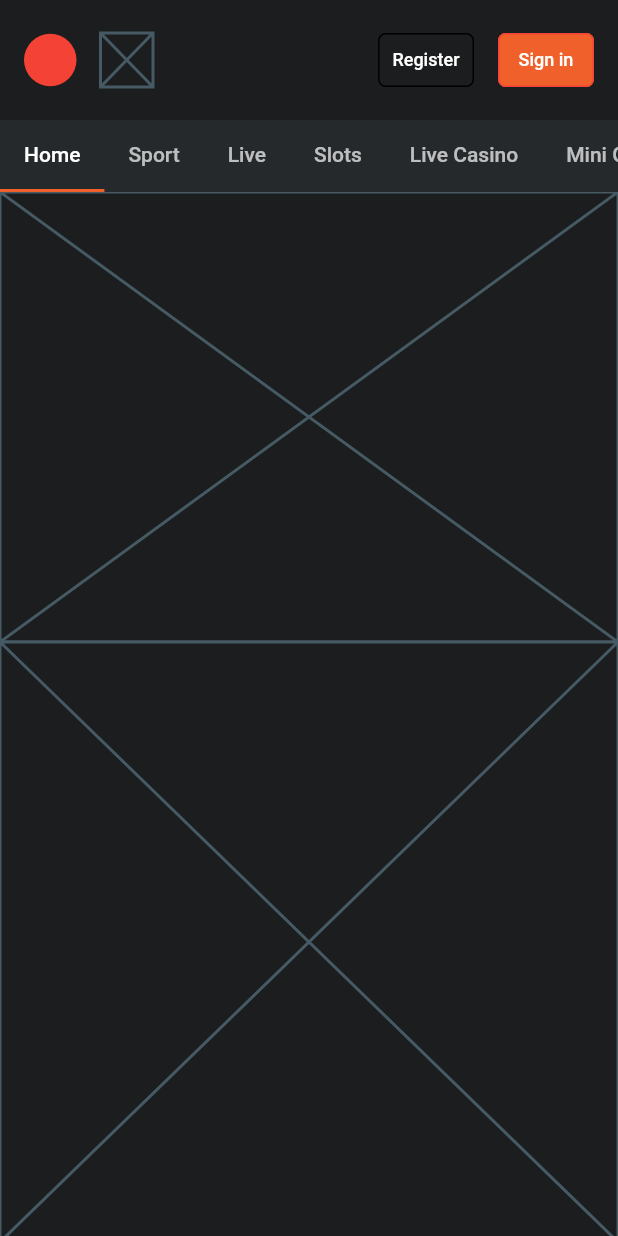
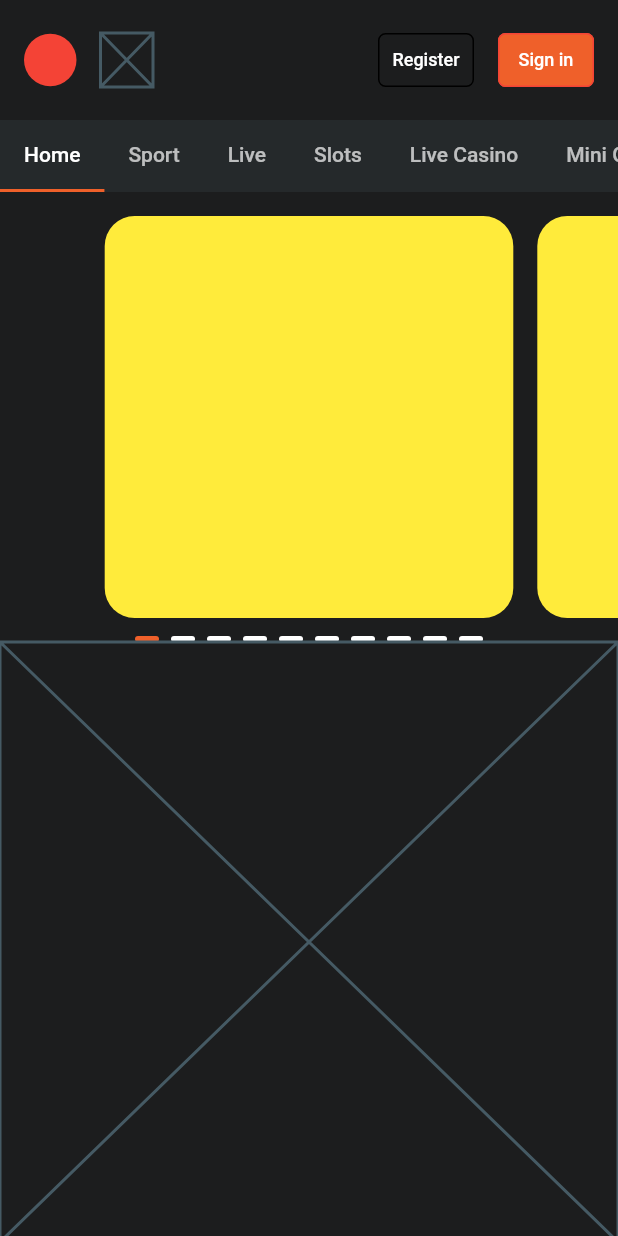
Before and after one commit to MT13/europebet-main, a Flutter app: the screen it shows after launch, on a phone screen of 412 x 824 dp. Run offline on Flutter 3.47's test engine with Material 2 defaults, Android fonts, the phone set to English and light mode, and no system bars; drawn by our look-alikes of page_indicator; generated files the repository leaves out were written again; Roboto replaces fonts that are missing (Helvetica).

Commit message:
Added page view and indicators

```diff
--- a/lib/home_page.dart
+++ b/lib/home_page.dart
@@ -1,5 +1,7 @@
 import 'package:flutter/material.dart';
+import 'package:flutter/painting.dart';
 import 'package:flutter_gen/gen_l10n/app_localizations.dart';
+import 'package:page_indicator/page_indicator.dart';
 
 class HomePage extends StatefulWidget {
   HomePage({Key key, this.title}) : super(key: key);
@@ -83,18 +85,106 @@ class _HomePageState extends State<HomePage> {
       ),
     );
   }
+//TODO: alignment problem - write custom pageView?
+  Widget _buildTopSlider(){
+    List pageList = new List();
+    for (var i = 0; i < 10; i++) {
+      pageList.add(
+        Padding(
+          padding: EdgeInsets.symmetric(horizontal: 8, vertical: 16),
+          child: Container(
+            decoration: BoxDecoration(
+                color: Colors.yellow,
+                borderRadius: BorderRadius.all(Radius.circular(20))),
+          ),
+        ),
+      );
+    }
 
-  Widget _homePageView() {
-    return Container(child: Placeholder());
+    PageController pageController = PageController(
+      viewportFraction: 0.7,
+    );
+
+    final pageView = PageView.builder(
+        controller: pageController,
+        itemCount: 10,
+        itemBuilder: (BuildContext context, int index) {
+          return pageList[index];
+        });
+
+    var indicator = PageIndicatorContainer(
+      child: pageView,
+      padding: EdgeInsets.only(top: 16),
+      align: IndicatorAlign.bottom,
+      indicatorColor: Theme.of(context).colorScheme.onPrimary,
+      indicatorSelectorColor: Theme.of(context).colorScheme.secondary,
+      length: 10,
+      indicatorSpace: 8,
+      shape: IndicatorShape.roundRectangleShape(
+        size: Size(16, 4),
+        cornerSize: Size.fromRadius(20),
+      ),
+    );
+
+    return indicator;
   }
 
-  Widget _dummyTabView(){
+  Widget _buildSlider(Color color){
+    List pageList = new List();
+    for (var i = 0; i < 10; i++) {
+      pageList.add(
+        Padding(
+          padding: EdgeInsets.symmetric(horizontal: 8, vertical: 16),
+          child: Container(
+            decoration: BoxDecoration(
+                color: color,
+                borderRadius: BorderRadius.all(Radius.circular(20))),
+          ),
+        ),
+      );
+    }
+
+    PageController pageController = PageController(
+      viewportFraction: 0.4,
+    );
+
+    final pageView = PageView.builder(
+        controller: pageController,
+        itemCount: 10,
+        itemBuilder: (BuildContext context, int index) {
+          return pageList[index];
+        });
+
+    return Padding(padding: _padding, child: pageView,);
+  }
+  Widget _homePageView() {
+    final topSlider = _buildTopSlider();
+    final gamesSlider = _buildSlider(Colors.blue);
+    final trendingSlider = _buildSlider(Colors.lightGreenAccent);
+    final liveSlider = _buildSlider(Colors.purpleAccent);
+    final jackpotsSlider = _buildSlider(Colors.deepOrangeAccent);
+
+    Widget column = Column(
+
+      children: <Widget>[
+        topSlider,
+        gamesSlider,
+        trendingSlider,
+        liveSlider,
+        jackpotsSlider,
+      ],
+    );
+
+    return topSlider;
+  }
+
+  Widget _dummyTabView() {
     return Container(
-      child: Center(
-        child: Text("Not implemented yet =)"),
-      )
-    );
+        child: Center(
+      child: Text("Not implemented yet =)"),
+    ));
   }
+
   DefaultTabController _createNavBar() {
     return DefaultTabController(
       length: 11,
@@ -120,7 +210,7 @@ class _HomePageState extends State<HomePage> {
               isScrollable: true,
             ),
             Container(
-              color: Theme.of(context).colorScheme.background,
+                color: Theme.of(context).colorScheme.background,
                 height: 300.0,
                 child: TabBarView(
                   children: [
--- a/pubspec.yaml
+++ b/pubspec.yaml
@@ -26,6 +26,7 @@ dependencies:
   flutter_localizations:
     sdk: flutter
   intl: ^0.16.1
+  page_indicator: ^0.3.0
 
 
   # The following adds the Cupertino Icons font to your application.
```
Also changed, not shown: pubspec.lock.
